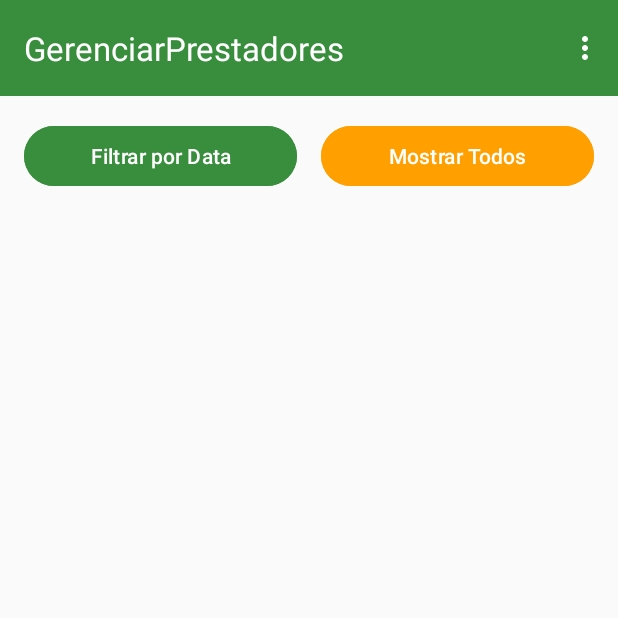
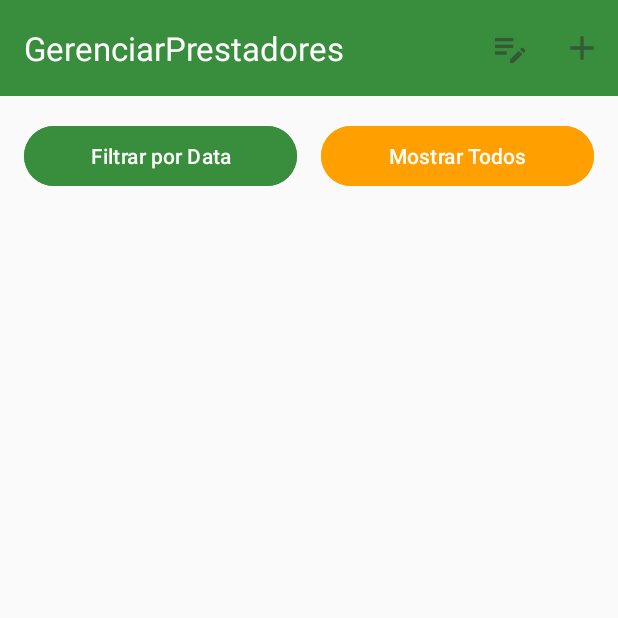
Before and after one commit to Emanuelle-Machado/GerenciarPrestadores, an Android app: the screen it shows after launch (MainActivity), on a phone screen of 412 x 824 dp, the top half of it. Run offline under Robolectric (Android 15) with nearby library versions, the phone set to English and light mode, and no system bars; our stand-ins replace Room's generated code.

Commit message:
estilo do menu melhorado

```diff
--- /dev/null
+++ b/app/src/main/res/drawable-anydpi/ic_menu_add.xml
@@ -0,0 +1,16 @@
+<vector xmlns:android="http://schemas.android.com/apk/res/android"
+    android:width="24dp"
+    android:height="24dp"
+    android:viewportWidth="24"
+    android:viewportHeight="24"
+    android:tint="#333333"
+    android:alpha="0.6">
+  <group android:scaleX="1.1111112"
+      android:scaleY="1.1111112"
+      android:translateX="-1.3333334"
+      android:translateY="-1.3333334">
+    <path
+        android:fillColor="@android:color/white"
+        android:pathData="M19,13h-6v6h-2v-6H5v-2h6V5h2v6h6v2z"/>
+  </group>
+</vector>
--- /dev/null
+++ b/app/src/main/res/drawable-anydpi/ic_menu_manage.xml
@@ -0,0 +1,16 @@
+<vector xmlns:android="http://schemas.android.com/apk/res/android"
+    android:width="24dp"
+    android:height="24dp"
+    android:viewportWidth="24"
+    android:viewportHeight="24"
+    android:tint="#333333"
+    android:alpha="0.6">
+  <group android:scaleX="1.1111112"
+      android:scaleY="1.1111112"
+      android:translateX="-1.3333334"
+      android:translateY="-1.3333334">
+    <path
+        android:fillColor="@android:color/white"
+        android:pathData="M3,10h11v2H3V10zM3,8h11V6H3V8zM3,16h7v-2H3V16zM18.01,12.87l0.71,-0.71c0.39,-0.39 1.02,-0.39 1.41,0l0.71,0.71c0.39,0.39 0.39,1.02 0,1.41l-0.71,0.71L18.01,12.87zM17.3,13.58l-5.3,5.3V21h2.12l5.3,-5.3L17.3,13.58z"/>
+  </group>
+</vector>
--- a/app/src/main/res/menu/main_menu.xml
+++ b/app/src/main/res/menu/main_menu.xml
@@ -1,11 +1,17 @@
 <?xml version="1.0" encoding="utf-8"?>
-<menu xmlns:android="http://schemas.android.com/apk/res/android">
+<menu xmlns:android="http://schemas.android.com/apk/res/android"
+    xmlns:app="http://schemas.android.com/apk/res-auto">
+
     <item
         android:id="@+id/menu_tipos_servico"
         android:title="Gerenciar Tipos de Serviço"
-        android:icon="@android:drawable/ic_menu_manage" />
+        android:icon="@drawable/ic_menu_manage"
+        app:showAsAction="ifRoom" />
+
     <item
         android:id="@+id/menu_cadastrar_agendamento"
         android:title="Cadastrar Agendamento"
-        android:icon="@android:drawable/ic_menu_add" />
+        android:icon="@drawable/ic_menu_add"
+        app:showAsAction="ifRoom" />
+
 </menu>
```
Also changed, not shown: app/src/main/res/drawable-hdpi/ic_menu_add.png (added), app/src/main/res/drawable-hdpi/ic_menu_manage.png (added), app/src/main/res/drawable-mdpi/ic_menu_add.png (added), app/src/main/res/drawable-mdpi/ic_menu_manage.png (added), app/src/main/res/drawable-xhdpi/ic_menu_add.png (added), app/src/main/res/drawable-xhdpi/ic_menu_manage.png (added), app/src/main/res/drawable-xxhdpi/ic_menu_add.png (added), app/src/main/res/drawable-xxhdpi/ic_menu_manage.png (added).
